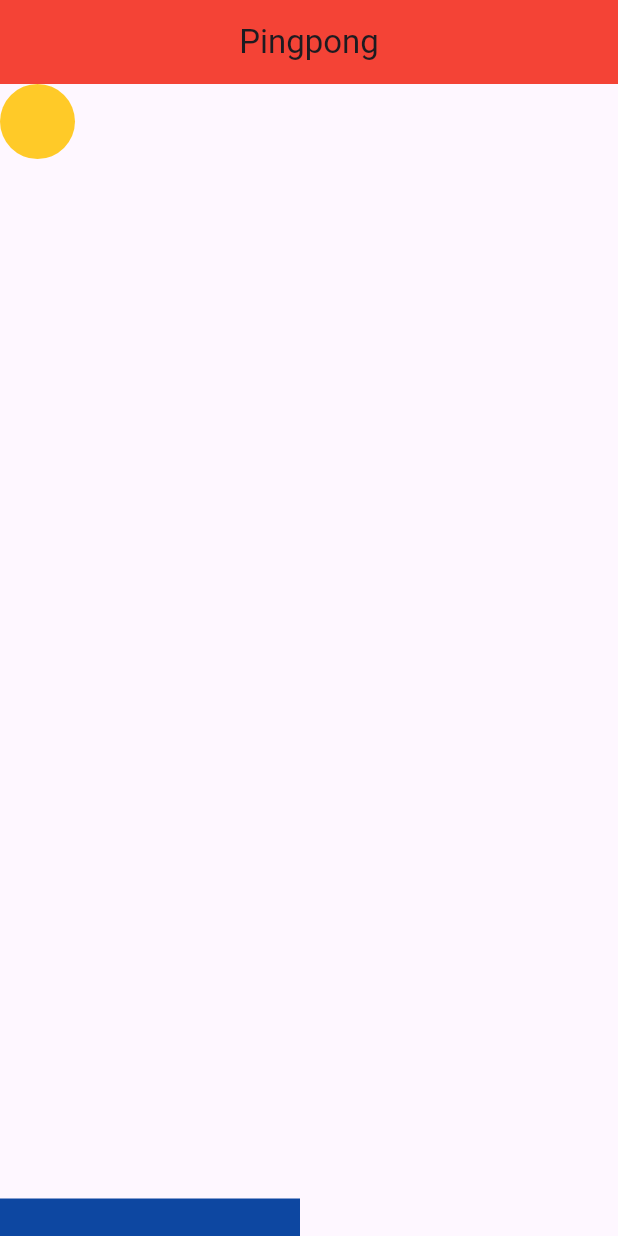
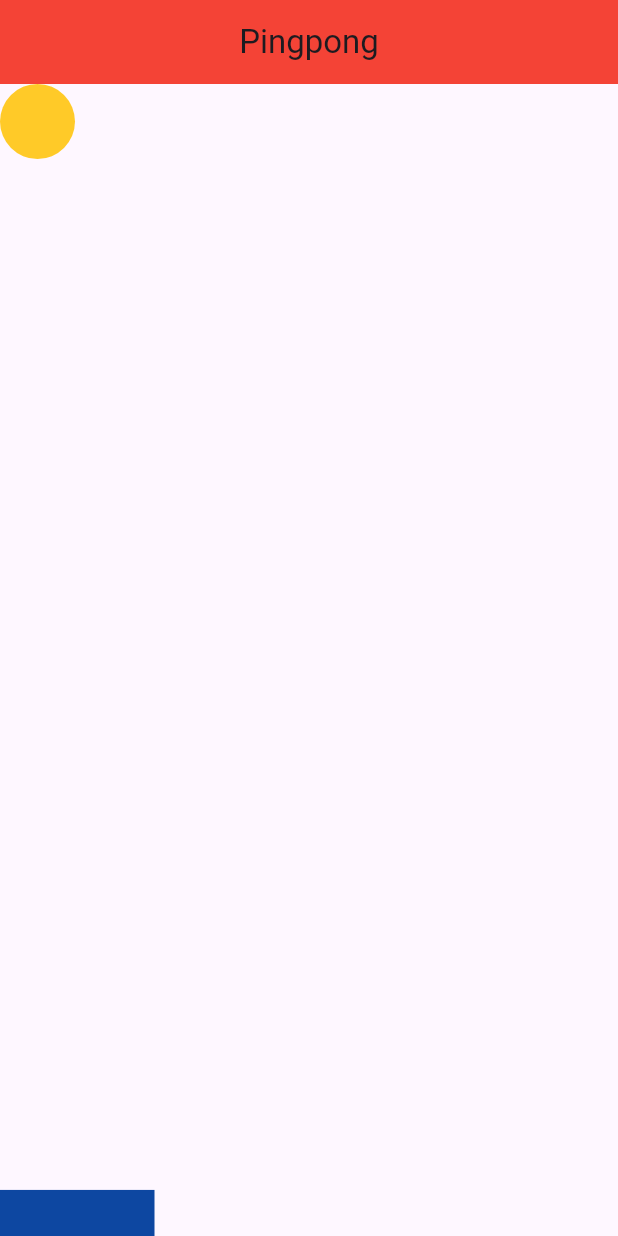
Before and after one commit to dkwhyd/pingpong_app, a Flutter app: the screen it shows after launch, on a phone screen of 412 x 824 dp. Run offline on Flutter 3.47's test engine with Material 3 defaults, Android fonts, the phone set to English and light mode, and no system bars.

Commit message:
adjust size ball and bat from screen

```diff
--- a/lib/widget/pong.dart
+++ b/lib/widget/pong.dart
@@ -1,27 +1,57 @@
 import 'package:flutter/material.dart';
+import 'package:flutter/widgets.dart';
 import 'package:pingpong/widget/ball.dart';
 import 'package:pingpong/widget/bat.dart';
 
 class Pong extends StatefulWidget {
+  const Pong({super.key});
+
   @override
+  // ignore: library_private_types_in_public_api
   _PongState createState() => _PongState();
 }
 
-class _PongState extends State {
+class _PongState extends State<Pong> with SingleTickerProviderStateMixin {
+  Animation<double>? animation;
+  AnimationController? controller;
+
+  double? width;
+  double? height;
+  double posX = 0;
+  double posY = 0;
+  double batWidth = 0;
+  double batHeigth = 0;
+  double batPosition = 0;
+
+  @override
+  void initState() {
+    posX = 0;
+    posX = 0;
+    controller = AnimationController(
+      vsync: this,
+      duration: const Duration(seconds: 3),
+    );
+    super.initState();
+  }
+
   @override
   Widget build(BuildContext context) {
     return LayoutBuilder(
       builder: (BuildContext context, BoxConstraints constraints) {
+        height = constraints.maxHeight;
+        width = constraints.maxWidth;
+        batWidth = width! / 4;
+        batHeigth = height! / 25;
         return Stack(
           children: [
-            Positioned(
+            const Positioned(
+              top: 0,
               child: Ball(),
-              top: 0,
             ),
             Positioned(
-              child: Bat(200, 25),
               bottom: 0,
-            )
+              child: Bat(batWidth, batHeigth),
+            ),
           ],
         );
       },
```
